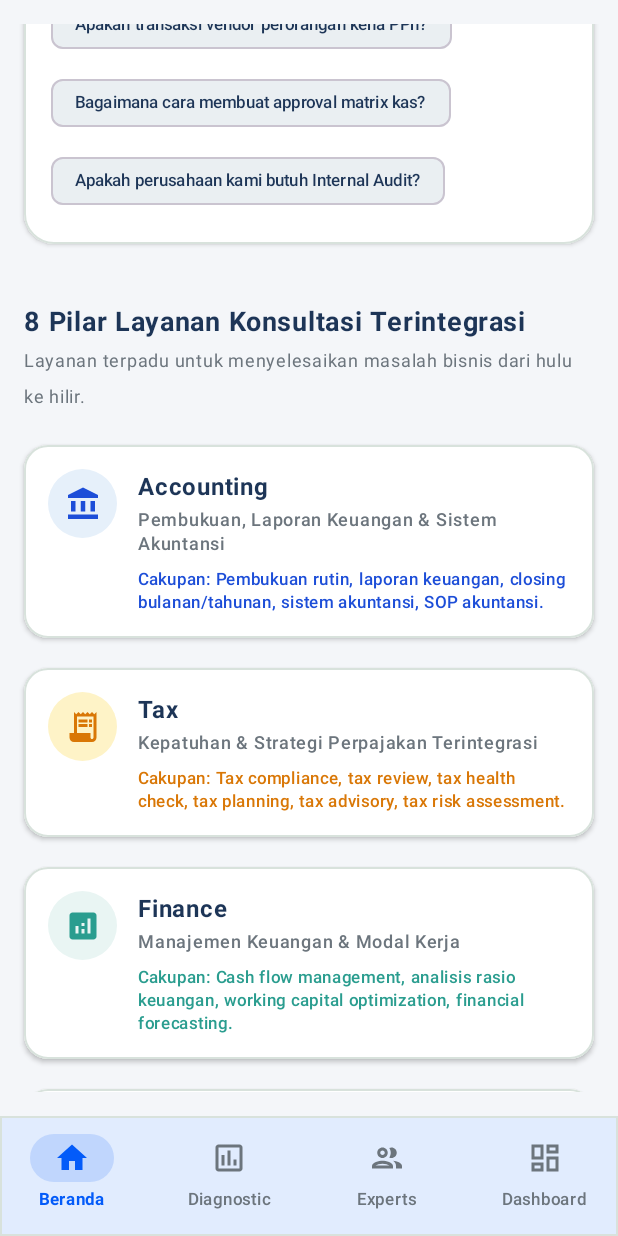
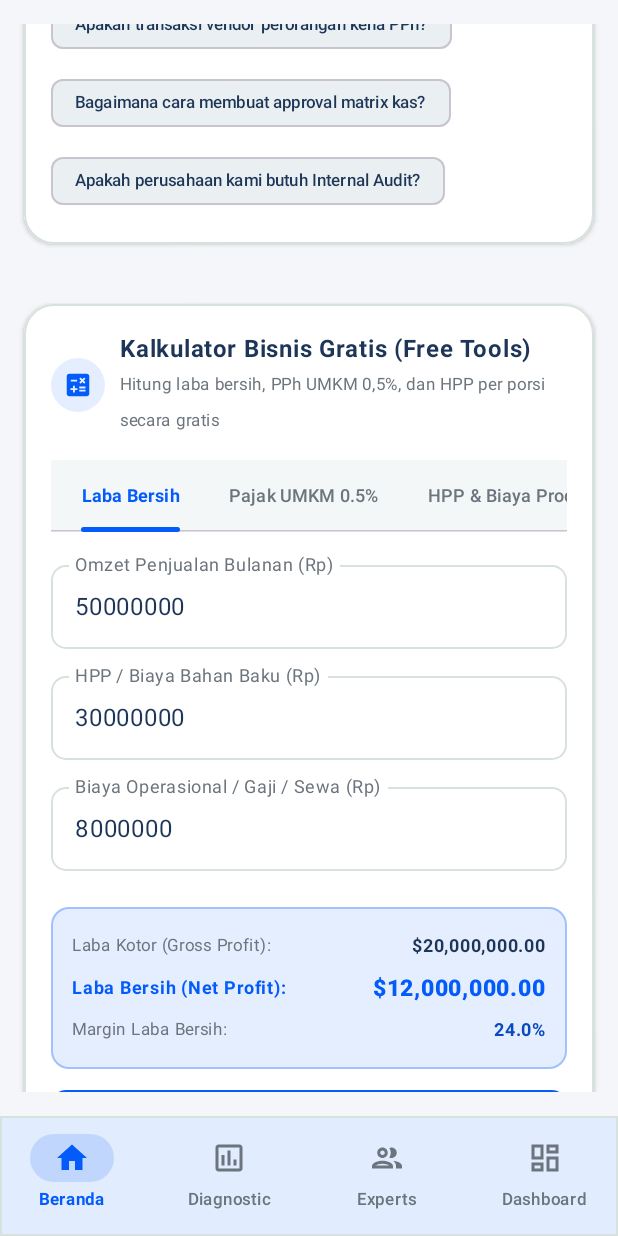
Before and after one commit to fawwz4545-art/AQVIORA-App, an Android app built with Jetpack Compose: the HomeScreen screen opened through its navigation route, scrolled down 498 dp, on a phone screen of 412 x 824 dp. Run offline under Robolectric (Android 15) with nearby library versions, the phone set to English and light mode, and no system bars.

Commit message:
Add Free Business Calculators section (Net Profit, UMKM Tax 0.5%, HPP & Production Cost) to HomeScreen

```diff
--- /dev/null
+++ b/app/src/main/java/com/example/advisoryapp/ui/components/FreeCalculatorsSection.kt
@@ -0,0 +1,364 @@
+package com.example.advisoryapp.ui.components
+
+import androidx.compose.foundation.BorderStroke
+import androidx.compose.foundation.background
+import androidx.compose.foundation.layout.Arrangement
+import androidx.compose.foundation.layout.Box
+import androidx.compose.foundation.layout.Column
+import androidx.compose.foundation.layout.Row
+import androidx.compose.foundation.layout.Spacer
+import androidx.compose.foundation.layout.fillMaxWidth
+import androidx.compose.foundation.layout.height
+import androidx.compose.foundation.layout.padding
+import androidx.compose.foundation.layout.size
+import androidx.compose.foundation.layout.width
+import androidx.compose.foundation.shape.CircleShape
+import androidx.compose.foundation.shape.RoundedCornerShape
+import androidx.compose.foundation.text.KeyboardOptions
+import androidx.compose.material.icons.Icons
+import androidx.compose.material.icons.filled.Calculate
+import androidx.compose.material3.Button
+import androidx.compose.material3.ButtonDefaults
+import androidx.compose.material3.Card
+import androidx.compose.material3.CardDefaults
+import androidx.compose.material3.Icon
+import androidx.compose.material3.MaterialTheme
+import androidx.compose.material3.OutlinedTextField
+import androidx.compose.material3.PrimaryScrollableTabRow
+import androidx.compose.material3.Tab
+import androidx.compose.material3.Text
+import androidx.compose.runtime.Composable
+import androidx.compose.runtime.getValue
+import androidx.compose.runtime.mutableIntStateOf
+import androidx.compose.runtime.mutableStateOf
+import androidx.compose.runtime.remember
+import androidx.compose.runtime.setValue
+import androidx.compose.ui.Alignment
+import androidx.compose.ui.Modifier
+import androidx.compose.ui.draw.clip
+import androidx.compose.ui.text.font.FontWeight
+import androidx.compose.ui.text.input.KeyboardType
+import androidx.compose.ui.unit.dp
+import androidx.compose.ui.unit.sp
+import java.text.NumberFormat
+import java.util.Locale
+
+@Composable
+fun FreeCalculatorsSection(
+    onNavigateToExperts: () -> Unit,
+    modifier: Modifier = Modifier
+) {
+    var selectedCalcTab by remember { mutableIntStateOf(0) }
+    val calcTabs = listOf("Laba Bersih", "Pajak UMKM 0.5%", "HPP & Biaya Produksi")
+
+    val currencyFormat = remember { NumberFormat.getCurrencyInstance(Locale.getDefault()) }
+
+    Card(
+        modifier = modifier.fillMaxWidth(),
+        shape = RoundedCornerShape(20.dp),
+        border = BorderStroke(1.dp, MaterialTheme.colorScheme.outline),
+        colors = CardDefaults.cardColors(containerColor = MaterialTheme.colorScheme.surface),
+        elevation = CardDefaults.cardElevation(defaultElevation = 2.dp)
+    ) {
+        Column(modifier = Modifier.padding(18.dp)) {
+            Row(verticalAlignment = Alignment.CenterVertically) {
+                Box(
+                    modifier = Modifier
+                        .size(36.dp)
+                        .clip(CircleShape)
+                        .background(MaterialTheme.colorScheme.primary.copy(alpha = 0.1f)),
+                    contentAlignment = Alignment.Center
+                ) {
+                    Icon(
+                        imageVector = Icons.Default.Calculate,
+                        contentDescription = null,
+                        tint = MaterialTheme.colorScheme.primary,
+                        modifier = Modifier.size(20.dp)
+                    )
+                }
+                Spacer(modifier = Modifier.width(10.dp))
+                Column {
+                    Text(
+                        text = "Kalkulator Bisnis Gratis (Free Tools)",
+                        fontSize = 16.sp,
+                        fontWeight = FontWeight.Bold,
+                        color = MaterialTheme.colorScheme.onSurface
+                    )
+                    Text(
+                        text = "Hitung laba bersih, PPh UMKM 0,5%, dan HPP per porsi secara gratis",
+                        fontSize = 11.sp,
+                        color = MaterialTheme.colorScheme.onSurfaceVariant
+                    )
+                }
+            }
+
+            Spacer(modifier = Modifier.height(14.dp))
+
+            PrimaryScrollableTabRow(
+                selectedTabIndex = selectedCalcTab,
+                containerColor = MaterialTheme.colorScheme.surfaceVariant.copy(alpha = 0.5f),
+                edgePadding = 4.dp
+            ) {
+                calcTabs.forEachIndexed { index, title ->
+                    Tab(
+                        selected = selectedCalcTab == index,
+                        onClick = { selectedCalcTab = index },
+                        text = {
+                            Text(
+                                text = title,
+                                fontSize = 12.sp,
+                                fontWeight = if (selectedCalcTab == index) FontWeight.Bold else FontWeight.Medium,
+                                color = if (selectedCalcTab == index) MaterialTheme.colorScheme.primary else MaterialTheme.colorScheme.onSurfaceVariant
+                            )
+                        }
+                    )
+                }
+            }
+
+            Spacer(modifier = Modifier.height(14.dp))
+
+            when (selectedCalcTab) {
+                // 1. KALKULATOR LABA BERSIH
+                0 -> NetProfitCalculator(currencyFormat, onNavigateToExperts)
+                // 2. KALKULATOR PAJAK UMKM (PP 55/2022)
+                1 -> UmkmTaxCalculator(currencyFormat, onNavigateToExperts)
+                // 3. KALKULATOR HPP & BIAYA PRODUKSI
+                2 -> HppProductionCalculator(currencyFormat, onNavigateToExperts)
+            }
+        }
+    }
+}
+
+@Composable
+fun NetProfitCalculator(
+    currencyFormat: NumberFormat,
+    onNavigateToExperts: () -> Unit
+) {
+    var omzetInput by remember { mutableStateOf("50000000") }
+    var hppInput by remember { mutableStateOf("30000000") }
+    var opexInput by remember { mutableStateOf("8000000") }
+
+    val omzet = omzetInput.toDoubleOrNull() ?: 0.0
+    val hpp = hppInput.toDoubleOrNull() ?: 0.0
+    val opex = opexInput.toDoubleOrNull() ?: 0.0
+
+    val labaKotor = omzet - hpp
+    val labaBersih = labaKotor - opex
+    val marginBersih = if (omzet > 0) (labaBersih / omzet) * 100 else 0.0
+
+    Column(verticalArrangement = Arrangement.spacedBy(10.dp)) {
+        OutlinedTextField(
+            value = omzetInput,
+            onValueChange = { omzetInput = it },
+            label = { Text("Omzet Penjualan Bulanan (Rp)") },
+            keyboardOptions = KeyboardOptions(keyboardType = KeyboardType.Number),
+            modifier = Modifier.fillMaxWidth(),
+            shape = RoundedCornerShape(10.dp)
+        )
+        OutlinedTextField(
+            value = hppInput,
+            onValueChange = { hppInput = it },
+            label = { Text("HPP / Biaya Bahan Baku (Rp)") },
+            keyboardOptions = KeyboardOptions(keyboardType = KeyboardType.Number),
+            modifier = Modifier.fillMaxWidth(),
+            shape = RoundedCornerShape(10.dp)
+        )
+        OutlinedTextField(
+            value = opexInput,
+            onValueChange = { opexInput = it },
+            label = { Text("Biaya Operasional / Gaji / Sewa (Rp)") },
+            keyboardOptions = KeyboardOptions(keyboardType = KeyboardType.Number),
+            modifier = Modifier.fillMaxWidth(),
+            shape = RoundedCornerShape(10.dp)
+        )
+
+        Spacer(modifier = Modifier.height(4.dp))
+
+        Card(
+            modifier = Modifier.fillMaxWidth(),
+            shape = RoundedCornerShape(12.dp),
+            colors = CardDefaults.cardColors(containerColor = MaterialTheme.colorScheme.primary.copy(alpha = 0.1f)),
+            border = BorderStroke(1.dp, MaterialTheme.colorScheme.primary.copy(alpha = 0.3f))
+        ) {
+            Column(modifier = Modifier.padding(14.dp)) {
+                Row(modifier = Modifier.fillMaxWidth(), horizontalArrangement = Arrangement.SpaceBetween) {
+                    Text("Laba Kotor (Gross Profit):", fontSize = 11.sp, color = MaterialTheme.colorScheme.onSurfaceVariant)
+                    Text(currencyFormat.format(labaKotor), fontSize = 12.sp, fontWeight = FontWeight.Bold, color = MaterialTheme.colorScheme.onSurface)
+                }
+                Spacer(modifier = Modifier.height(4.dp))
+                Row(modifier = Modifier.fillMaxWidth(), horizontalArrangement = Arrangement.SpaceBetween) {
+                    Text("Laba Bersih (Net Profit):", fontSize = 12.sp, fontWeight = FontWeight.Bold, color = MaterialTheme.colorScheme.primary)
+                    Text(currencyFormat.format(labaBersih), fontSize = 15.sp, fontWeight = FontWeight.ExtraBold, color = MaterialTheme.colorScheme.primary)
+                }
+                Spacer(modifier = Modifier.height(4.dp))
+                Row(modifier = Modifier.fillMaxWidth(), horizontalArrangement = Arrangement.SpaceBetween) {
+                    Text("Margin Laba Bersih:", fontSize = 11.sp, color = MaterialTheme.colorScheme.onSurfaceVariant)
+                    Text("${String.format(Locale.getDefault(), "%.1f", marginBersih)}%", fontSize = 12.sp, fontWeight = FontWeight.Bold, color = MaterialTheme.colorScheme.secondary)
+                }
+            }
+        }
+
+        Button(
+            onClick = onNavigateToExperts,
+            colors = ButtonDefaults.buttonColors(containerColor = MaterialTheme.colorScheme.primary),
+            shape = RoundedCornerShape(10.dp),
+            modifier = Modifier.fillMaxWidth()
+        ) {
+            Text("Konsultasikan Efisiensi Laba Bersih", fontSize = 11.sp, fontWeight = FontWeight.Bold)
+        }
+    }
+}
+
+@Composable
+fun UmkmTaxCalculator(
+    currencyFormat: NumberFormat,
+    onNavigateToExperts: () -> Unit
+) {
+    var omzetBulananInput by remember { mutableStateOf("30000000") }
+    val omzetBulanan = omzetBulananInput.toDoubleOrNull() ?: 0.0
+    val pphFinal05 = omzetBulanan * 0.005
+
+    Column(verticalArrangement = Arrangement.spacedBy(10.dp)) {
+        OutlinedTextField(
+            value = omzetBulananInput,
+            onValueChange = { omzetBulananInput = it },
+            label = { Text("Omzet Penjualan Bulanan (Rp)") },
+            keyboardOptions = KeyboardOptions(keyboardType = KeyboardType.Number),
+            modifier = Modifier.fillMaxWidth(),
+            shape = RoundedCornerShape(10.dp)
+        )
+
+        Card(
+            modifier = Modifier.fillMaxWidth(),
+            shape = RoundedCornerShape(12.dp),
+            colors = CardDefaults.cardColors(containerColor = MaterialTheme.colorScheme.surfaceVariant.copy(alpha = 0.5f)),
+            border = BorderStroke(1.dp, MaterialTheme.colorScheme.outline.copy(alpha = 0.5f))
+        ) {
+            Column(modifier = Modifier.padding(14.dp)) {
+                Text("Simulasi PPh Final UMKM (PP 55/2022):", fontSize = 11.sp, fontWeight = FontWeight.Bold, color = MaterialTheme.colorScheme.primary)
+                Spacer(modifier = Modifier.height(4.dp))
+                Row(modifier = Modifier.fillMaxWidth(), horizontalArrangement = Arrangement.SpaceBetween) {
+                    Text("Tarif Pajak Final:", fontSize = 11.sp, color = MaterialTheme.colorScheme.onSurfaceVariant)
+                    Text("0,5% dari Omzet", fontSize = 11.sp, fontWeight = FontWeight.Bold)
+                }
+                Spacer(modifier = Modifier.height(4.dp))
+                Row(modifier = Modifier.fillMaxWidth(), horizontalArrangement = Arrangement.SpaceBetween) {
+                    Text("PPh Final Terutang Bulanan:", fontSize = 12.sp, fontWeight = FontWeight.Bold)
+                    Text(currencyFormat.format(pphFinal05), fontSize = 15.sp, fontWeight = FontWeight.ExtraBold, color = MaterialTheme.colorScheme.primary)
+                }
+                Spacer(modifier = Modifier.height(6.dp))
+                Text(
+                    text = "💡 Bebas PPh untuk WPOP UMKM dengan omzet kumulatif < Rp 500 Juta per tahun.",
+                    fontSize = 10.sp,
+                    color = MaterialTheme.colorScheme.onSurfaceVariant
+                )
+            }
+        }
+
+        Button(
+            onClick = onNavigateToExperts,
+            colors = ButtonDefaults.buttonColors(containerColor = MaterialTheme.colorScheme.primary),
+            shape = RoundedCornerShape(10.dp),
+            modifier = Modifier.fillMaxWidth()
+        ) {
+            Text("Jadwalkan Tax Review & Perencanaan Pajak", fontSize = 11.sp, fontWeight = FontWeight.Bold)
+        }
+    }
+}
+
+@Composable
+fun HppProductionCalculator(
+    currencyFormat: NumberFormat,
+    onNavigateToExperts: () -> Unit
+) {
+    var bahanBakuInput by remember { mutableStateOf("1500000") }
+    var tenagaKerjaInput by remember { mutableStateOf("500000") }
+    var bopInput by remember { mutableStateOf("300000") }
+    var porsiInput by remember { mutableStateOf("100") }
+
+    val bahan = bahanBakuInput.toDoubleOrNull() ?: 0.0
+    val tenaga = tenagaKerjaInput.toDoubleOrNull() ?: 0.0
+    val bop = bopInput.toDoubleOrNull() ?: 0.0
+    val porsi = porsiInput.toIntOrNull() ?: 1
+
+    val totalBiaya = bahan + tenaga + bop
+    val hppPerUnit = if (porsi > 0) totalBiaya / porsi else 0.0
+    val saranHargaMargin30 = hppPerUnit / 0.7
+    val saranHargaMargin50 = hppPerUnit / 0.5
+
+    Column(verticalArrangement = Arrangement.spacedBy(10.dp)) {
+        Row(horizontalArrangement = Arrangement.spacedBy(8.dp)) {
+            OutlinedTextField(
+                value = bahanBakuInput,
+                onValueChange = { bahanBakuInput = it },
+                label = { Text("Biaya Bahan (Rp)") },
+                keyboardOptions = KeyboardOptions(keyboardType = KeyboardType.Number),
+                modifier = Modifier.weight(1f),
+                shape = RoundedCornerShape(10.dp)
+            )
+            OutlinedTextField(
+                value = tenagaKerjaInput,
+                onValueChange = { tenagaKerjaInput = it },
+                label = { Text("Tenaga Kerja (Rp)") },
+                keyboardOptions = KeyboardOptions(keyboardType = KeyboardType.Number),
+                modifier = Modifier.weight(1f),
+                shape = RoundedCornerShape(10.dp)
+            )
+        }
+        Row(horizontalArrangement = Arrangement.spacedBy(8.dp)) {
+            OutlinedTextField(
+                value = bopInput,
+                onValueChange = { bopInput = it },
+                label = { Text("BOP / Kemasan (Rp)") },
+                keyboardOptions = KeyboardOptions(keyboardType = KeyboardType.Number),
+                modifier = Modifier.weight(1f),
+                shape = RoundedCornerShape(10.dp)
+            )
+            OutlinedTextField(
+                value = porsiInput,
+                onValueChange = { porsiInput = it },
+                label = { Text("Jumlah Unit") },
+                keyboardOptions = KeyboardOptions(keyboardType = KeyboardType.Number),
+                modifier = Modifier.weight(1f),
+                shape = RoundedCornerShape(10.dp)
+            )
+        }
+
+        Card(
+            modifier = Modifier.fillMaxWidth(),
+            shape = RoundedCornerShape(12.dp),
+            colors = CardDefaults.cardColors(containerColor = MaterialTheme.colorScheme.primary.copy(alpha = 0.1f)),
+            border = BorderStroke(1.dp, MaterialTheme.colorScheme.primary.copy(alpha = 0.3f))
+        ) {
+            Column(modifier = Modifier.padding(14.dp)) {
+                Row(modifier = Modifier.fillMaxWidth(), horizontalArrangement = Arrangement.SpaceBetween) {
+                    Text("Total Biaya Produksi:", fontSize = 11.sp, color = MaterialTheme.colorScheme.onSurfaceVariant)
+                    Text(currencyFormat.format(totalBiaya), fontSize = 12.sp, fontWeight = FontWeight.Bold)
+                }
+                Spacer(modifier = Modifier.height(4.dp))
+                Row(modifier = Modifier.fillMaxWidth(), horizontalArrangement = Arrangement.SpaceBetween) {
+                    Text("HPP per Unit / Porsi:", fontSize = 12.sp, fontWeight = FontWeight.Bold, color = MaterialTheme.colorScheme.primary)
+                    Text(currencyFormat.format(hppPerUnit), fontSize = 15.sp, fontWeight = FontWeight.ExtraBold, color = MaterialTheme.colorScheme.primary)
+                }
+                Spacer(modifier = Modifier.height(4.dp))
+                Row(modifier = Modifier.fillMaxWidth(), horizontalArrangement = Arrangement.SpaceBetween) {
+                    Text("Saran Harga Jual (Margin 30%):", fontSize = 11.sp, color = MaterialTheme.colorScheme.onSurfaceVariant)
+                    Text(currencyFormat.format(saranHargaMargin30), fontSize = 11.sp, fontWeight = FontWeight.Bold)
+                }
+                Row(modifier = Modifier.fillMaxWidth(), horizontalArrangement = Arrangement.SpaceBetween) {
+                    Text("Saran Harga Jual (Margin 50%):", fontSize = 11.sp, color = MaterialTheme.colorScheme.onSurfaceVariant)
+                    Text(currencyFormat.format(saranHargaMargin50), fontSize = 11.sp, fontWeight = FontWeight.Bold, color = MaterialTheme.colorScheme.secondary)
+                }
+            }
+        }
+
+        Button(
+            onClick = onNavigateToExperts,
+            colors = ButtonDefaults.buttonColors(containerColor = MaterialTheme.colorScheme.primary),
+            shape = RoundedCornerShape(10.dp),
+            modifier = Modifier.fillMaxWidth()
+        ) {
+            Text("Konsultasikan Kalkulasi HPP & Standard Costing", fontSize = 11.sp, fontWeight = FontWeight.Bold)
+        }
+    }
+}
--- a/app/src/main/java/com/example/advisoryapp/ui/screens/HomeScreen.kt
+++ b/app/src/main/java/com/example/advisoryapp/ui/screens/HomeScreen.kt
@@ -55,6 +55,7 @@ import com.example.advisoryapp.model.FreeQuestion
 import com.example.advisoryapp.model.PillarType
 import com.example.advisoryapp.model.ServiceLadderLevel
 import com.example.advisoryapp.ui.AdvisoryViewModel
+import com.example.advisoryapp.ui.components.FreeCalculatorsSection
 import com.example.advisoryapp.ui.components.PillarCard
 import com.example.advisoryapp.ui.theme.AdvisoryAppTheme
 
@@ -368,6 +369,13 @@ fun HomeScreen(
             }
         }
 
+        // KALKULATOR BISNIS GRATIS (Free Tools)
+        item {
+            FreeCalculatorsSection(
+                onNavigateToExperts = onNavigateToExperts
+            )
+        }
+
         // 8 Pilar Layanan
         item {
             Column {
```
